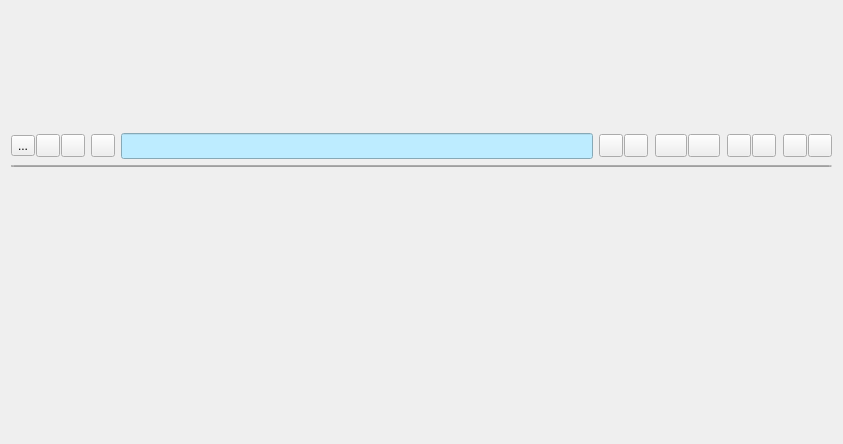
The window that galacteek/ui/browsertab.ui (pinnaculum/galacteek) describes before a commit, drawn with Qt 5.
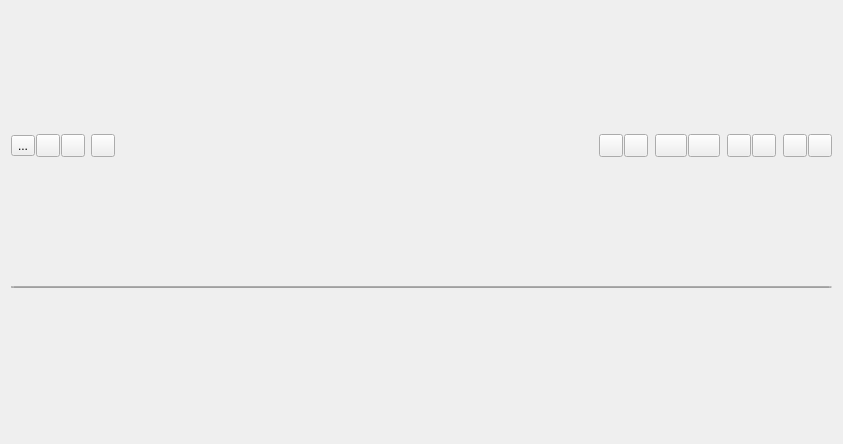
The same window after the commit. Icons and pictures are not drawn.

```diff
--- a/galacteek/ui/browsertab.ui
+++ b/galacteek/ui/browsertab.ui
@@ -93,40 +93,15 @@
           </widget>
          </item>
          <item>
-          <widget class="QLineEdit" name="urlZone">
-           <property name="sizePolicy">
-            <sizepolicy hsizetype="Expanding" vsizetype="Fixed">
-             <horstretch>0</horstretch>
-             <verstretch>0</verstretch>
-            </sizepolicy>
-           </property>
-           <property name="minimumSize">
-            <size>
-             <width>400</width>
-             <height>0</height>
-            </size>
-           </property>
-           <property name="maximumSize">
-            <size>
-             <width>3000</width>
-             <height>26</height>
-            </size>
-           </property>
-           <property name="font">
-            <font>
-             <family>Sans Serif</family>
-             <pointsize>12</pointsize>
-             <italic>false</italic>
-            </font>
-           </property>
-           <property name="styleSheet">
-            <string notr="true">background-color: rgb(189, 236, 255);</string>
-           </property>
-           <property name="maxLength">
-            <number>2048</number>
+          <widget class="QLabel" name="urlZonePre">
+           <property name="text">
+            <string/>
            </property>
           </widget>
          </item>
+         <item>
+          <layout class="QHBoxLayout" name="layoutUrl"/>
+         </item>
          <item>
           <layout class="QHBoxLayout" name="horizontalLayout_3">
            <property name="spacing">
@@ -346,6 +321,9 @@
        </property>
       </widget>
      </item>
+     <item>
+      <layout class="QHBoxLayout" name="layoutHistory"/>
+     </item>
      <item>
       <layout class="QVBoxLayout" name="vLayoutBrowser">
        <property name="sizeConstraint">
```
